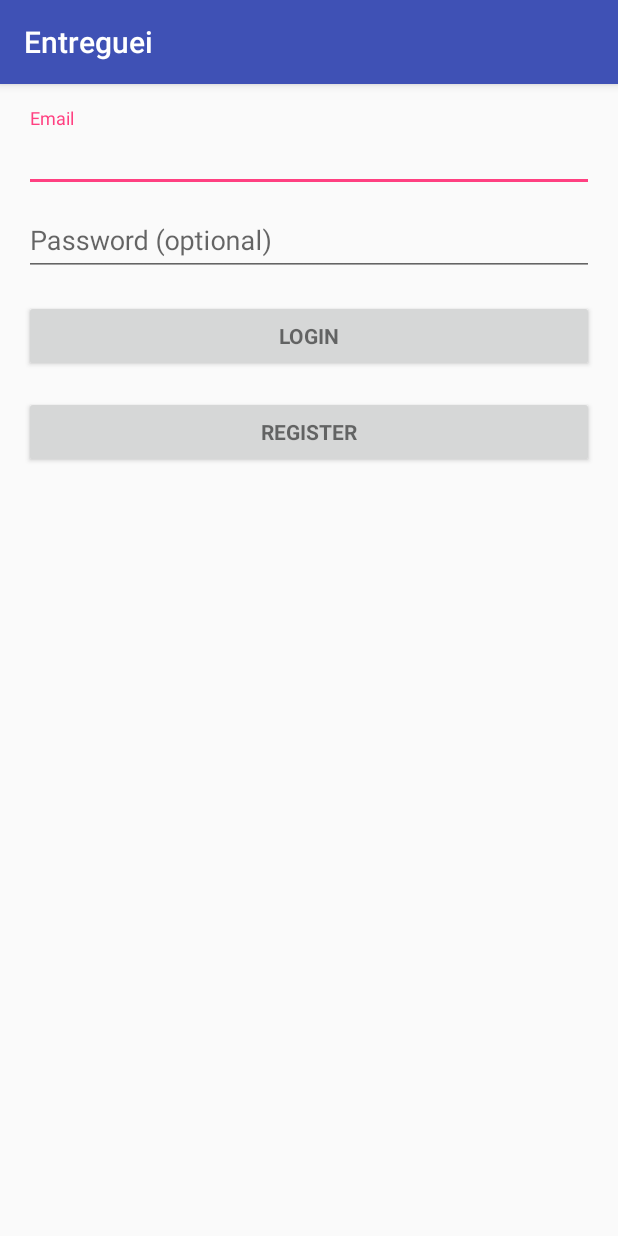
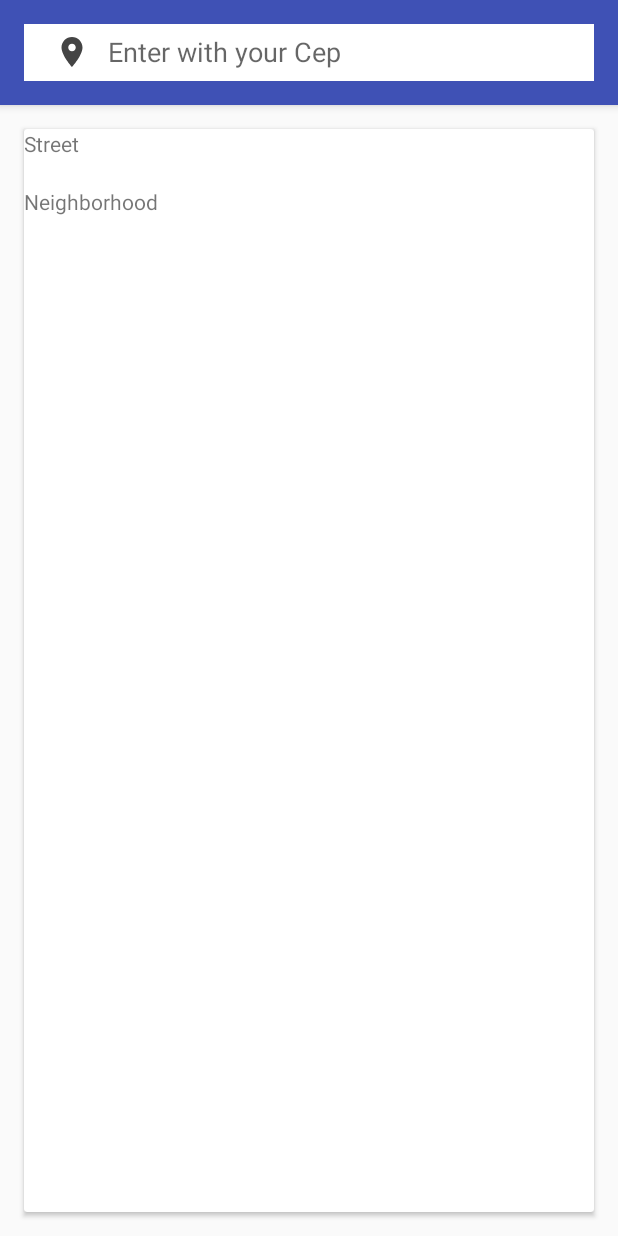
Before and after one commit to wevnasc/entreguei, an Android app: the screen it shows after launch (AuthenticationActivity before the commit, SearchAddressActivity after it), on a phone screen of 412 x 824 dp. Run offline under Robolectric (Android 15) with nearby library versions, the phone set to English and light mode, and no system bars; our stand-ins replace ButterKnife, Dagger/Hilt's generated code; 1 statement that could not run was skipped.

Commit message:
create basic layout

```diff
--- a/app/build.gradle
+++ b/app/build.gradle
@@ -28,7 +28,12 @@ dependencies {
     implementation 'com.android.support:appcompat-v7:26.0.2'
     implementation 'com.android.support:design:26.0.2'
     implementation 'com.android.support.constraint:constraint-layout:1.0.2'
+    implementation 'com.android.support:support-v4:26.0.2'
     testImplementation 'junit:junit:4.12'
+
+    //CardView
+    compile 'com.android.support:cardview-v7:26.0.2'
+
 
     //Butter Knife
     compile 'com.jakewharton:butterknife:8.8.1'
--- a/app/src/main/AndroidManifest.xml
+++ b/app/src/main/AndroidManifest.xml
@@ -1,7 +1,6 @@
 <?xml version="1.0" encoding="utf-8"?>
 <manifest xmlns:android="http://schemas.android.com/apk/res/android"
     package="br.com.wnascimento.entreguei">
-
 
     <application
         android:name=".MainApplication"
@@ -14,6 +13,10 @@
         <activity
             android:name=".features.authentication.AuthenticationActivity"
             android:label="@string/app_name">
+
+        </activity>
+        <activity android:name=".features.main.MainActivity" />
+        <activity android:name=".features.address.search.SearchAddressActivity">
             <intent-filter>
                 <action android:name="android.intent.action.MAIN" />
 
--- a/app/src/main/java/br/com/wnascimento/entreguei/di/ActivityBuilder.java
+++ b/app/src/main/java/br/com/wnascimento/entreguei/di/ActivityBuilder.java
@@ -1,5 +1,7 @@
 package br.com.wnascimento.entreguei.di;
 
+import br.com.wnascimento.entreguei.features.address.search.SearchAddressActivity;
+import br.com.wnascimento.entreguei.features.address.search.SearchAddressesModule;
 import br.com.wnascimento.entreguei.features.authentication.AuthenticationActivity;
 import br.com.wnascimento.entreguei.features.authentication.AuthenticationModule;
 import dagger.Module;
@@ -11,4 +13,7 @@ public abstract class ActivityBuilder {
     @ContributesAndroidInjector(modules = AuthenticationModule.class)
     abstract AuthenticationActivity bindRegisterActivity();
 
+    @ContributesAndroidInjector(modules = SearchAddressesModule.class)
+    abstract SearchAddressActivity bindSearchAddressesActivity();
+
 }
--- /dev/null
+++ b/app/src/main/java/br/com/wnascimento/entreguei/features/address/search/SearchAddressActivity.java
@@ -0,0 +1,44 @@
+package br.com.wnascimento.entreguei.features.address.search;
+
+import android.os.Bundle;
+import android.support.v7.app.AppCompatActivity;
+import android.support.v7.widget.SearchView;
+
+import br.com.wnascimento.entreguei.R;
+import butterknife.BindView;
+import butterknife.ButterKnife;
+import dagger.android.support.DaggerAppCompatActivity;
+
+public class SearchAddressActivity extends DaggerAppCompatActivity implements SearchAddressesContract.View {
+
+    @BindView(R.id.address_search)
+    SearchView addressSearch;
+
+    @Override
+    protected void onCreate(Bundle savedInstanceState) {
+        super.onCreate(savedInstanceState);
+        setContentView(R.layout.activity_search_address);
+        ButterKnife.bind(this);
+        initListener();
+    }
+
+    private void initListener() {
+        addressSearch.setOnQueryTextListener(searchAddress);
+    }
+
+
+    private SearchView.OnQueryTextListener searchAddress = new SearchView.OnQueryTextListener() {
+        @Override
+        public boolean onQueryTextSubmit(String query) {
+            return false;
+        }
+
+        @Override
+        public boolean onQueryTextChange(String newText) {
+            return false;
+        }
+    };
+
+
+
+}
--- /dev/null
+++ b/app/src/main/java/br/com/wnascimento/entreguei/features/address/search/SearchAddressesContract.java
@@ -0,0 +1,15 @@
+package br.com.wnascimento.entreguei.features.address.search;
+
+
+import br.com.wnascimento.entreguei.shared.BaseContract;
+
+public interface SearchAddressesContract {
+
+    interface Presenter extends BaseContract.Presenter {
+    }
+
+    interface View extends BaseContract.View {
+
+    }
+
+}
--- a/app/src/main/java/br/com/wnascimento/entreguei/features/authentication/AuthenticationActivity.java
+++ b/app/src/main/java/br/com/wnascimento/entreguei/features/authentication/AuthenticationActivity.java
@@ -12,6 +12,7 @@ import android.widget.Toast;
 import javax.inject.Inject;
 
 import br.com.wnascimento.entreguei.R;
+import br.com.wnascimento.entreguei.features.main.MainActivity;
 import br.com.wnascimento.entreguei.util.StringUtil;
 import br.com.wnascimento.entreguei.util.ValidateUtil;
 import butterknife.BindView;
@@ -113,7 +114,7 @@ public class AuthenticationActivity extends DaggerAppCompatActivity implements A
 
     @Override
     public void toAddresses() {
-        Toast.makeText(this, "Motoboy", Toast.LENGTH_SHORT).show();
+        MainActivity.start(this);
     }
 
 
--- /dev/null
+++ b/app/src/main/res/drawable/ic_place.xml
@@ -0,0 +1,9 @@
+<vector xmlns:android="http://schemas.android.com/apk/res/android"
+        android:width="24dp"
+        android:height="24dp"
+        android:viewportWidth="24.0"
+        android:viewportHeight="24.0">
+    <path
+        android:fillColor="#444444"
+        android:pathData="M12,2C8.13,2 5,5.13 5,9c0,5.25 7,13 7,13s7,-7.75 7,-13c0,-3.87 -3.13,-7 -7,-7zM12,11.5c-1.38,0 -2.5,-1.12 -2.5,-2.5s1.12,-2.5 2.5,-2.5 2.5,1.12 2.5,2.5 -1.12,2.5 -2.5,2.5z"/>
+</vector>
--- /dev/null
+++ b/app/src/main/res/layout/activity_search_address.xml
@@ -0,0 +1,63 @@
+<?xml version="1.0" encoding="utf-8"?>
+<LinearLayout xmlns:android="http://schemas.android.com/apk/res/android"
+    xmlns:tools="http://schemas.android.com/tools"
+    android:layout_width="match_parent"
+    android:layout_height="match_parent"
+    android:orientation="vertical"
+    tools:context="br.com.wnascimento.entreguei.features.address.search.SearchAddressActivity">
+
+    <android.support.design.widget.AppBarLayout
+        android:layout_width="match_parent"
+        android:layout_height="70dp">
+
+        <android.support.v7.widget.Toolbar
+            android:id="@+id/search_toolbar"
+            android:layout_width="match_parent"
+            android:layout_height="match_parent">
+
+            <android.support.v7.widget.SearchView
+                android:id="@+id/address_search"
+                android:layout_margin="@dimen/activity_vertical_margin"
+                android:layout_width="match_parent"
+                android:layout_height="wrap_content"
+                android:background="@android:color/white"
+                android:inputType="number"
+                android:focusableInTouchMode="true"
+                style="@style/SearchViewAddress"/>
+
+        </android.support.v7.widget.Toolbar>
+
+    </android.support.design.widget.AppBarLayout>
+
+    <android.support.v7.widget.CardView
+        android:elevation="6dp"
+        android:layout_margin="@dimen/activity_vertical_margin"
+        android:layout_width="match_parent"
+        android:layout_height="match_parent">
+
+        <LinearLayout
+            android:layout_width="match_parent"
+            android:layout_height="match_parent"
+            android:orientation="vertical">
+
+            <TextView
+                android:layout_width="wrap_content"
+                android:layout_height="wrap_content"
+                android:text="Street"/>
+
+            <TextView
+                android:layout_width="wrap_content"
+                android:layout_height="wrap_content" />
+
+            <TextView
+                android:layout_width="wrap_content"
+                android:layout_height="wrap_content"
+                android:text="Neighborhood"/>
+
+
+
+        </LinearLayout>
+
+    </android.support.v7.widget.CardView>
+
+</LinearLayout>
--- a/app/src/main/res/values/strings.xml
+++ b/app/src/main/res/values/strings.xml
@@ -17,4 +17,8 @@
     <string name="error_register_new_motoboy">Unable to register new user, email may be in use</string>
     <string name="action_login">Login</string>
     <string name="error_login">Ops! user not found, check your email and password</string>
+    <string name="msg_search_cep">Enter with your Cep</string>
+
+    <!-- TODO: Remove or change this placeholder text -->
+    <string name="hello_blank_fragment">Hello blank fragment</string>
 </resources>
--- a/app/src/main/res/values/styles.xml
+++ b/app/src/main/res/values/styles.xml
@@ -1,11 +1,18 @@
 <resources>
 
     <!-- Base application theme. -->
-    <style name="AppTheme" parent="Theme.AppCompat.Light.DarkActionBar">
+    <style name="AppTheme" parent="Theme.AppCompat.Light.NoActionBar">
         <!-- Customize your theme here. -->
         <item name="colorPrimary">@color/colorPrimary</item>
         <item name="colorPrimaryDark">@color/colorPrimaryDark</item>
         <item name="colorAccent">@color/colorAccent</item>
     </style>
 
+    <style name="SearchViewAddress" parent="Widget.AppCompat.SearchView">
+        <item name="queryBackground">@android:color/white</item>
+        <item name="queryHint">@string/msg_search_cep</item>
+        <item name="iconifiedByDefault">false</item>
+        <item name="searchIcon">@drawable/ic_place</item>
+    </style>
+
 </resources>
```
Also changed, not shown: app/src/main/java/br/com/wnascimento/entreguei/features/address/search/SearchAddressesModule.java (added, +16 -0 lines), app/src/main/java/br/com/wnascimento/entreguei/features/address/search/SearchAddressesPresenter.java (added, +15 -0 lines), app/src/main/java/br/com/wnascimento/entreguei/features/main/MainActivity.java (added, +22 -0 lines), app/src/main/res/drawable/ic_search.xml (added, +9 -0 lines), app/src/main/res/layout/activity_addresses.xml (added, +28 -0 lines), app/src/main/res/layout/activity_register.xml (+6 -4 lines), app/src/main/res/layout/partial_toolbar.xml (added, +11 -0 lines).
